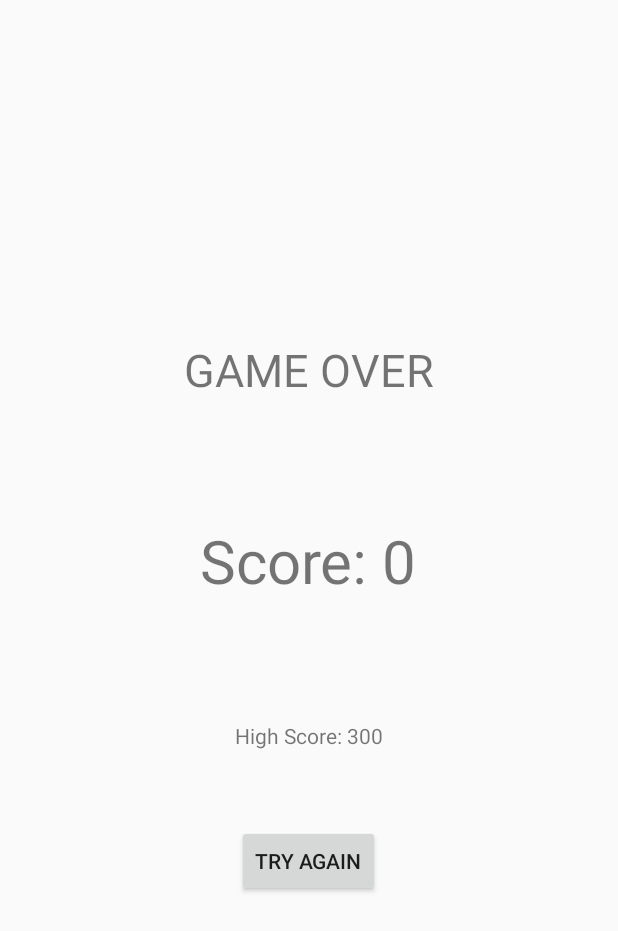
After one commit to EloyMartinez/PROMOB, an Android app: the ResultActivity screen opened directly, with no data from a screen before it, on a phone screen of 412 x 824 dp. The commit adds this screen. Shown: the top 931 px of the screen. Run offline under Robolectric (Android 15) with nearby library versions, the light colour scheme and no system bars.

Commit message:
game over ballgame

```diff
--- a/BallGame/app/src/main/AndroidManifest.xml
+++ b/BallGame/app/src/main/AndroidManifest.xml
@@ -9,7 +9,9 @@
         android:roundIcon="@mipmap/ic_launcher_round"
         android:supportsRtl="true"
         android:theme="@style/AppTheme">
-        <activity android:name=".MainActivity"
+        <activity android:name=".ResultActivity"></activity>
+        <activity
+            android:name=".MainActivity"
             android:screenOrientation="portrait">
             <intent-filter>
                 <action android:name="android.intent.action.MAIN" />
--- /dev/null
+++ b/BallGame/app/src/main/java/com/example/ballgame/ResultActivity.java
@@ -0,0 +1,20 @@
+package com.example.ballgame;
+
+import androidx.appcompat.app.AppCompatActivity;
+
+import android.os.Bundle;
+import android.widget.TextView;
+
+public class ResultActivity extends AppCompatActivity {
+
+    @Override
+    protected void onCreate(Bundle savedInstanceState) {
+        super.onCreate(savedInstanceState);
+        setContentView(R.layout.activity_result);
+
+        TextView scoreLabel = findViewById(R.id.scoreLabel);
+        TextView highScoreLabel = findViewById(R.id.highScoreLabel);
+        int score = getIntent().getIntExtra("SCORE",0);
+        scoreLabel.setText("Score: "+score);
+    }
+}
--- a/BallGame/app/src/main/res/layout/activity_main.xml
+++ b/BallGame/app/src/main/res/layout/activity_main.xml
@@ -53,6 +53,12 @@
             android:layout_height="16dp"
             android:src="@drawable/pink"/>
 
+        <ImageView
+            android:id="@+id/red"
+            android:layout_width="16dp"
+            android:layout_height="16dp"
+            android:src="@drawable/red"/>
+
     </FrameLayout>
 
 </LinearLayout>
--- /dev/null
+++ b/BallGame/app/src/main/res/layout/activity_result.xml
@@ -0,0 +1,40 @@
+<?xml version="1.0" encoding="utf-8"?>
+<LinearLayout xmlns:android="http://schemas.android.com/apk/res/android"
+    xmlns:app="http://schemas.android.com/apk/res-auto"
+    xmlns:tools="http://schemas.android.com/tools"
+    android:layout_width="match_parent"
+    android:layout_height="match_parent"
+    tools:context=".ResultActivity"
+    android:orientation="vertical"
+    android:gravity="center">
+
+    <TextView
+        android:layout_width="wrap_content"
+        android:layout_height="wrap_content"
+        android:text="GAME OVER"
+        android:textSize="30sp"/>
+
+    <TextView
+        android:id="@+id/scoreLabel"
+        android:layout_width="wrap_content"
+        android:layout_height="wrap_content"
+        android:text="300"
+        android:textSize="40sp"
+        android:layout_marginTop="80dp"/>
+
+    <TextView
+        android:id="@+id/highScoreLabel"
+        android:layout_width="wrap_content"
+        android:layout_height="wrap_content"
+        android:text="High Score: 300"
+        android:layout_marginTop="80dp"/>
+
+
+    <Button
+        android:layout_width="wrap_content"
+        android:layout_height="wrap_content"
+        android:text="try again"
+        android:layout_marginTop="50dp"/>
+
+
+</LinearLayout>
```
Also changed, not shown: BallGame/app/src/main/java/com/example/ballgame/MainActivity.java (+114 -1 lines), BallGame/app/src/main/res/drawable/pink.png.
